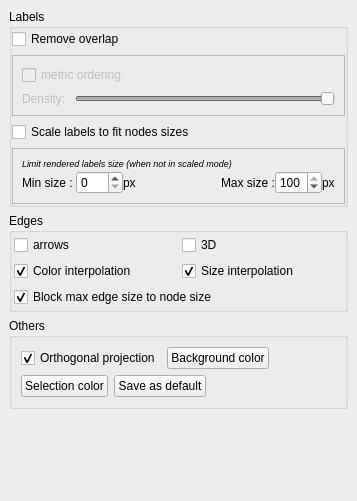
Before: the Qt Designer form library/tulip-qt/designer/RenderingParametersDialog.ui in vadivelselvaraj/TulipGLImprovement, drawn with Qt 5.
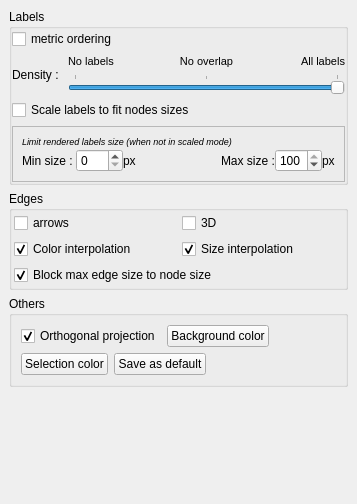
After: the same form once the commit is applied.

```diff
--- a/library/tulip-qt/designer/RenderingParametersDialog.ui
+++ b/library/tulip-qt/designer/RenderingParametersDialog.ui
@@ -1,13 +1,13 @@
 <?xml version="1.0" encoding="UTF-8"?>
 <ui version="4.0">
  <class>RenderingParametersDialogData</class>
- <widget class="QWidget" name="RenderingParametersDialogData">
-  <property name="geometry">
+ <widget class="QWidget" name="RenderingParametersDialogData" >
+  <property name="geometry" >
    <rect>
     <x>0</x>
     <y>0</y>
     <width>357</width>
-    <height>501</height>
+    <height>504</height>
    </rect>
   </property>
   <property name="windowTitle">
@@ -44,76 +44,115 @@
       <item row="3" column="0">
        <layout class="QVBoxLayout" name="verticalLayout">
         <item>
-         <widget class="QCheckBox" name="overlap">
-          <property name="toolTip">
-           <string>Enable/disable overlap of labels</string>
+         <widget class="QCheckBox" name="ordering" >
+          <property name="focusPolicy" >
+           <enum>Qt::StrongFocus</enum>
           </property>
-          <property name="text">
-           <string>Remove overlap</string>
+          <property name="toolTip" >
+           <string>Use viewMetric decreasing order as display order</string>
           </property>
+          <property name="text" >
+           <string>metric ordering</string>
+          </property>
          </widget>
         </item>
         <item>
-         <widget class="QFrame" name="frame">
-          <property name="enabled">
-           <bool>false</bool>
-          </property>
-          <property name="frameShape">
-           <enum>QFrame::StyledPanel</enum>
-          </property>
-          <property name="frameShadow">
-           <enum>QFrame::Raised</enum>
-          </property>
-          <layout class="QGridLayout" name="gridLayout">
-           <item row="0" column="0">
-            <layout class="QVBoxLayout" name="verticalLayout_2">
-             <item>
-              <widget class="QCheckBox" name="ordering">
-               <property name="focusPolicy">
-                <enum>Qt::StrongFocus</enum>
-               </property>
-               <property name="toolTip">
-                <string>Use viewMetric decreasing order as display order</string>
-               </property>
-               <property name="text">
-                <string>metric ordering</string>
-               </property>
-              </widget>
-             </item>
-             <item>
-              <layout class="QHBoxLayout" name="horizontalLayout_3">
-               <item>
-                <widget class="QLabel" name="labelDensity">
-                 <property name="text">
-                  <string>Density: </string>
-                 </property>
-                 <property name="wordWrap">
-                  <bool>false</bool>
-                 </property>
-                </widget>
-               </item>
-               <item>
-                <widget class="QSlider" name="density">
-                 <property name="sizePolicy">
-                  <sizepolicy hsizetype="Expanding" vsizetype="Fixed">
-                   <horstretch>0</horstretch>
-                   <verstretch>0</verstretch>
-                  </sizepolicy>
-                 </property>
-                 <property name="value">
-                  <number>99</number>
-                 </property>
-                 <property name="orientation">
-                  <enum>Qt::Horizontal</enum>
-                 </property>
-                </widget>
-               </item>
-              </layout>
-             </item>
-            </layout>
-           </item>
-          </layout>
-         </widget>
+         <layout class="QHBoxLayout" name="horizontalLayout_2" >
+          <item>
+           <widget class="QLabel" name="labelDensity" >
+            <property name="text" >
+             <string>Density : </string>
+            </property>
+            <property name="wordWrap" >
+             <bool>false</bool>
+            </property>
+           </widget>
+          </item>
+          <item>
+           <layout class="QVBoxLayout" name="verticalLayout_3" >
+            <item>
+             <layout class="QHBoxLayout" name="horizontalLayout_4" >
+              <item>
+               <widget class="QLabel" name="noLabels" >
+                <property name="font" >
+                 <font>
+                  <pointsize>8</pointsize>
+                 </font>
+                </property>
+                <property name="text" >
+                 <string>No labels</string>
+                </property>
+                <property name="alignment" >
+                 <set>Qt::AlignLeading|Qt::AlignLeft|Qt::AlignVCenter</set>
+                </property>
+               </widget>
+              </item>
+              <item>
+               <widget class="QLabel" name="noOverlap" >
+                <property name="font" >
+                 <font>
+                  <pointsize>8</pointsize>
+                 </font>
+                </property>
+                <property name="text" >
+                 <string>No overlap</string>
+                </property>
+                <property name="alignment" >
+                 <set>Qt::AlignCenter</set>
+                </property>
+               </widget>
+              </item>
+              <item>
+               <widget class="QLabel" name="allLabels" >
+                <property name="font" >
+                 <font>
+                  <pointsize>8</pointsize>
+                 </font>
+                </property>
+                <property name="text" >
+                 <string>All labels</string>
+                </property>
+                <property name="alignment" >
+                 <set>Qt::AlignRight|Qt::AlignTrailing|Qt::AlignVCenter</set>
+                </property>
+               </widget>
+              </item>
+             </layout>
+            </item>
+            <item>
+             <widget class="QSlider" name="density" >
+              <property name="sizePolicy" >
+               <sizepolicy vsizetype="Fixed" hsizetype="Expanding" >
+                <horstretch>0</horstretch>
+                <verstretch>0</verstretch>
+               </sizepolicy>
+              </property>
+              <property name="minimum" >
+               <number>-105</number>
+              </property>
+              <property name="maximum" >
+               <number>105</number>
+              </property>
+              <property name="value" >
+               <number>105</number>
+              </property>
+              <property name="orientation" >
+               <enum>Qt::Horizontal</enum>
+              </property>
+              <property name="invertedControls" >
+               <bool>false</bool>
+              </property>
+              <property name="tickPosition" >
+               <enum>QSlider::TicksAbove</enum>
+              </property>
+              <property name="tickInterval" >
+               <number>105</number>
+              </property>
+             </widget>
+            </item>
+           </layout>
+          </item>
+         </layout>
         </item>
         <item>
          <widget class="QCheckBox" name="scaled">
```
Left out of the diff: 343 changed lines with no effect on the pictures.
